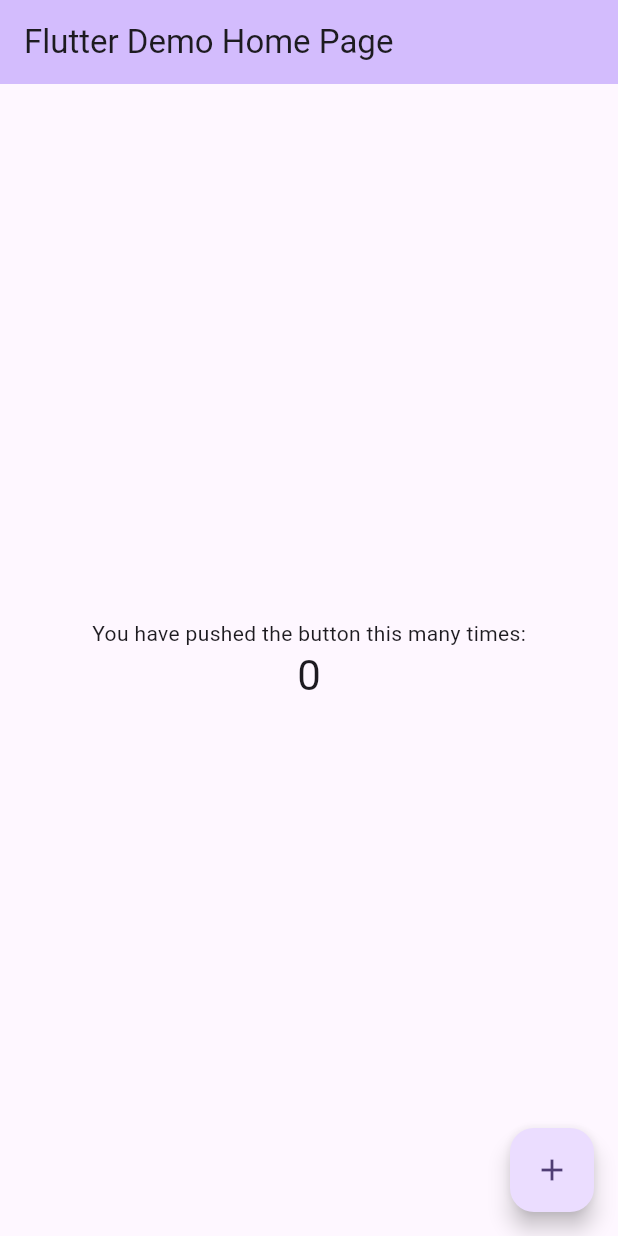
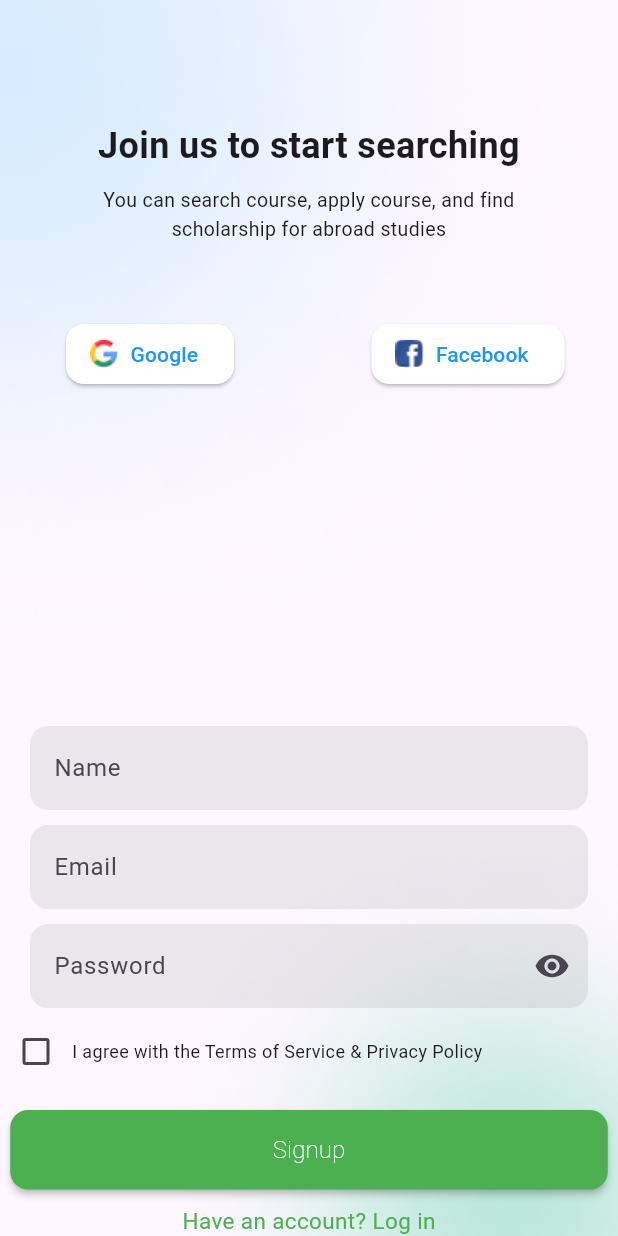
Before and after one commit to HagiMj29/ui_slicing, a Flutter app: the screen it shows after launch, on a phone screen of 412 x 824 dp. Run offline on Flutter 3.47's test engine with Material 3 defaults, Android fonts, the phone set to English and light mode, and no system bars.

Commit message:
add widget

```diff
--- a/lib/dila/page/sign_up_screen.dart
+++ b/lib/dila/page/sign_up_screen.dart
@@ -0,0 +1,254 @@
+import 'package:flutter/cupertino.dart';
+import 'package:flutter/material.dart';
+
+class SignUpScreen extends StatefulWidget {
+  const SignUpScreen({Key? key}) : super(key: key);
+
+  @override
+  State<SignUpScreen> createState() => _SignUpScreenState();
+}
+
+class _SignUpScreenState extends State<SignUpScreen> {
+  bool _obscurePassword = true;
+  bool _isChecked = false;
+
+  @override
+  Widget build(BuildContext context) {
+    return SafeArea(
+      child: Scaffold(
+        body: Stack(
+          fit: StackFit.expand,
+          children: [
+            Image.asset(
+              'images/dila/background/bg.png',
+              fit: BoxFit.cover,
+            ),
+            Column(
+              mainAxisAlignment: MainAxisAlignment.center,
+              children: <Widget>[
+                SizedBox(height: 80),
+                Center(
+                  child: Text(
+                    'Join us to start searching',
+                    textAlign: TextAlign.center,
+                    style: TextStyle(fontSize: 24, fontWeight: FontWeight.bold),
+                  ),
+                ),
+                SizedBox(height: 10),
+                Center(
+                  child: Text(
+                    'You can search course, apply course, and find\nscholarship for abroad studies',
+                    textAlign: TextAlign.center,
+                    style: TextStyle(fontSize: 13),
+                  ),
+                ),
+                SizedBox(height: 50),
+                Expanded(
+                  child: Row(
+                    mainAxisAlignment: MainAxisAlignment.spaceEvenly,
+                    children: <Widget>[
+                      Expanded(
+                        child: Column(
+                          children: <Widget>[
+                            ElevatedButton.icon(
+                              onPressed: () {
+                                // Action ketika tombol ditekan
+                              },
+                              icon: Image.asset('images/dila/icon/google.png'),
+                              label: Text(
+                                'Google',
+                                style: TextStyle(color: Colors.blue),
+                              ),
+                              style: ElevatedButton.styleFrom(
+                                backgroundColor: Colors.white,
+                                // Background color tombol
+                                shape: RoundedRectangleBorder(
+                                  borderRadius: BorderRadius.circular(
+                                      12), // Mengatur border radius
+                                ),
+                                // fixedSize: Size(160, 54),
+                              ),
+                            ),
+                          ],
+                        ),
+                      ),
+                      SizedBox(
+                        width: 12,
+                      ),
+                      Expanded(
+                        child: Column(
+                          children: <Widget>[
+                            ElevatedButton.icon(
+                              onPressed: () {
+                                // Action ketika tombol ditekan
+                              },
+                              icon:
+                                  Image.asset('images/dila/icon/facebook.png'),
+                              label: Text(
+                                'Facebook',
+                                style: TextStyle(color: Colors.blue),
+                              ),
+                              style: ElevatedButton.styleFrom(
+                                backgroundColor: Colors.white,
+                                // Background color tombol
+                                shape: RoundedRectangleBorder(
+                                  borderRadius: BorderRadius.circular(
+                                      12), // Mengatur border radius
+                                ),
+                                // fixedSize: Size(160, 54),
+                              ),
+                            ),
+                          ],
+                        ),
+                      ),
+                    ],
+                  ),
+                ),
+                SizedBox(
+                  height: 12,
+                ),
+                Center(
+                  child: Column(
+                    mainAxisAlignment: MainAxisAlignment.center,
+                    children: [
+                      SizedBox(
+                        height: 15,
+                      ),
+                      Container(
+                        width: 450,
+                        padding: EdgeInsets.symmetric(horizontal: 20),
+                        child: TextFormField(
+                          decoration: InputDecoration(
+                            fillColor: Colors.grey.withOpacity(0.2),
+                            filled: true,
+                            border: OutlineInputBorder(
+                              borderSide: BorderSide.none,
+                              borderRadius: BorderRadius.circular(12),
+                            ),
+                            hintText: 'Name',
+                          ),
+                        ),
+                      ),
+                      SizedBox(
+                        height: 10,
+                      ),
+                      Container(
+                        width: 450,
+                        padding: EdgeInsets.symmetric(horizontal: 20),
+                        child: TextFormField(
+                          decoration: InputDecoration(
+                            fillColor: Colors.grey.withOpacity(0.2),
+                            filled: true,
+                            border: OutlineInputBorder(
+                              borderSide: BorderSide.none,
+                              borderRadius: BorderRadius.circular(12),
+                            ),
+                            hintText: 'Email',
+                          ),
+                        ),
+                      ),
+                      SizedBox(
+                        height: 10,
+                      ),
+                      Container(
+                        width: 450,
+                        padding: EdgeInsets.symmetric(horizontal: 20),
+                        child: TextFormField(
+                          obscureText: _obscurePassword,
+                          decoration: InputDecoration(
+                            fillColor: Colors.grey.withOpacity(0.2),
+                            filled: true,
+                            border: OutlineInputBorder(
+                              borderSide: BorderSide.none,
+                              borderRadius: BorderRadius.circular(12),
+                            ),
+                            hintText: 'Password',
+                            suffixIcon: IconButton(
+                              icon: Icon(_obscurePassword
+                                  ? Icons.visibility
+                                  : Icons.visibility_off),
+                              onPressed: () {
+                                setState(() {
+                                  _obscurePassword = !_obscurePassword;
+                                });
+                              },
+                            ),
+                          ),
+                        ),
+                      ),
+                      SizedBox(
+                        height: 5,
+                      ),
+                      Row(
+                        mainAxisAlignment: MainAxisAlignment.start,
+                        children: [
+                          Checkbox(
+                            value: _isChecked,
+                            onChanged: (bool? value) {
+                              setState(() {
+                                _isChecked = value!;
+                              });
+                            },
+                          ),
+                          Text(
+                            'I agree with the Terms of Service & Privacy Policy',
+                            style: TextStyle(fontSize: 12),
+                          ),
+                        ],
+                      ),
+                      SizedBox(
+                        height: 15,
+                      ),
+                      MaterialButton(
+                        onPressed: () {},
+                        padding: EdgeInsets.symmetric(
+                          horizontal: 175,
+                          vertical: 15,
+                        ),
+                        color: Colors.green,
+                        shape: RoundedRectangleBorder(
+                          borderRadius: BorderRadius.circular(12),
+                        ),
+                        child: Text(
+                          'Signup',
+                          style: TextStyle(
+                              color: Colors.white,
+                              fontWeight: FontWeight.w200,
+                              fontSize: 16),
+                        ),
+                      ),
+                      SizedBox(
+                        height: 10,
+                      ),
+                      Center(
+                        child: GestureDetector(
+                          onTap: () {
+                            // navigasi ke halaman selanjutnya
+                          },
+                          child: Text(
+                            'Have an account? Log in',
+                            style: TextStyle(
+                              fontSize: 15,
+                              color: Colors.green,
+                            ),
+                          ),
+                        ),
+                      ),
+                      // TextButton(
+                      //   onPressed: () {},
+                      //   child: Text(
+                      //     'Have an account? Log in',
+                      //     style: TextStyle(color: Colors.green),
+                      //   ),
+                      // ),
+                    ],
+                  ),
+                ),
+              ],
+            ),
+          ],
+        ),
+      ),
+    );
+  }
+}
--- a/lib/dila/widget/theme.dart
+++ b/lib/dila/widget/theme.dart
@@ -0,0 +1,10 @@
+import 'package:flutter/material.dart';
+
+Color colorTheme = Color(0xff0ebe7e);
+Color greyColor = Color(0xff333333);
+
+TextStyle boldText = TextStyle(color: greyColor, fontWeight: FontWeight.w700);
+
+TextStyle regularText = TextStyle(color: greyColor, fontWeight: FontWeight.w500);
+
+TextStyle semiBold = TextStyle(color: Colors.white, fontWeight: FontWeight.w600);
--- a/lib/main.dart
+++ b/lib/main.dart
@@ -1,4 +1,6 @@
 import 'package:flutter/material.dart';
+
+import 'dila/page/sign_up_screen.dart';
 
 void main() {
   runApp(const MyApp());
@@ -31,7 +33,8 @@
         colorScheme: ColorScheme.fromSeed(seedColor: Colors.deepPurple),
         useMaterial3: true,
       ),
-      home: const MyHomePage(title: 'Flutter Demo Home Page'),
+      home: SignUpScreen(),
+      debugShowCheckedModeBanner: false,
     );
   }
 }
```
Also changed, not shown: pubspec.yaml (+6 -3 lines).
